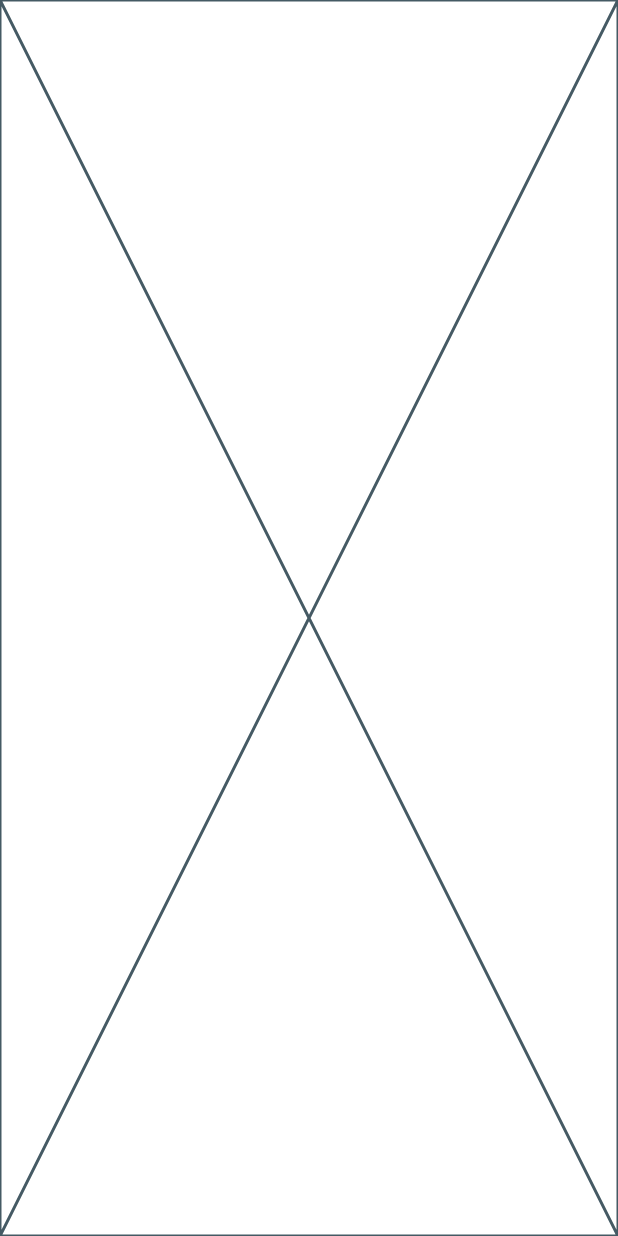
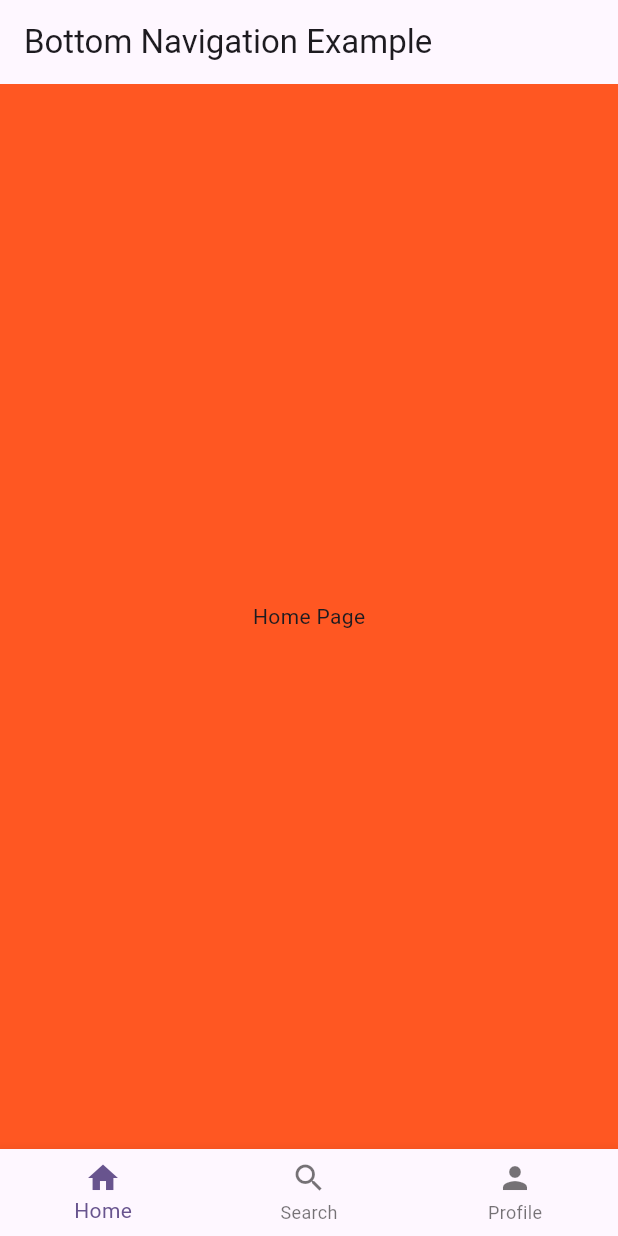
Before and after one commit to mosabfarayeh/tasks, a Flutter app: the screen it shows after launch, on a phone screen of 412 x 824 dp. Run offline on Flutter 3.47's test engine with Material 3 defaults, Android fonts, the phone set to English and light mode, and no system bars.

Commit message:
task1 and task2 update 4/2/2025

```diff
--- a/lib/tasks/task1.dart
+++ b/lib/tasks/task1.dart
@@ -1,10 +1,63 @@
 import 'package:flutter/material.dart';
 
-class Task1 extends StatelessWidget {
-  const Task1({super.key});
+// Bottom Navigation Example ..
+class Task1 extends StatefulWidget {
+  const Task1({Key? key}) : super(key: key);
+
+  @override
+  State<Task1> createState() => _Task1State();
+}
+
+class _Task1State extends State<Task1> {
+  // Keep track of the currently selected index
+  int _selectedIndex = 0;
+
+  // A list of widgets for each "page"
+  static final List<Widget> _widgetOptions = <Widget>[
+    Container(
+        color: Colors.deepOrange, child: Center(child: Text('Home Page'))),
+    Container(
+        color: Colors.greenAccent, child: Center(child: Text('Search Page'))),
+    Container(
+        color: Colors.amberAccent, child: Center(child: Text('Profile Page'))),
+  ];
+
+  // Callback when bottom navigation items are tapped
+  void _onItemTapped(int index) {
+    setState(() {
+      _selectedIndex = index;
+    });
+  }
 
   @override
   Widget build(BuildContext context) {
-    return const Placeholder();
+    return Scaffold(
+      appBar: AppBar(
+        title: const Text('Bottom Navigation Example'),
+      ),
+      body: Center(
+        // Display the currently selected widget
+        child: _widgetOptions[_selectedIndex],
+      ),
+      bottomNavigationBar: BottomNavigationBar(
+        // Let the BottomNavigationBar know which item is selected
+        currentIndex: _selectedIndex,
+        onTap: _onItemTapped, // pass the callback here
+        items: const [
+          BottomNavigationBarItem(
+            icon: Icon(Icons.home),
+            label: 'Home',
+          ),
+          BottomNavigationBarItem(
+            icon: Icon(Icons.search),
+            label: 'Search',
+          ),
+          BottomNavigationBarItem(
+            icon: Icon(Icons.person),
+            label: 'Profile',
+          ),
+        ],
+      ),
+    );
   }
 }
```
Also changed, not shown: lib/tasks/task2.dart (+60 -2 lines).
